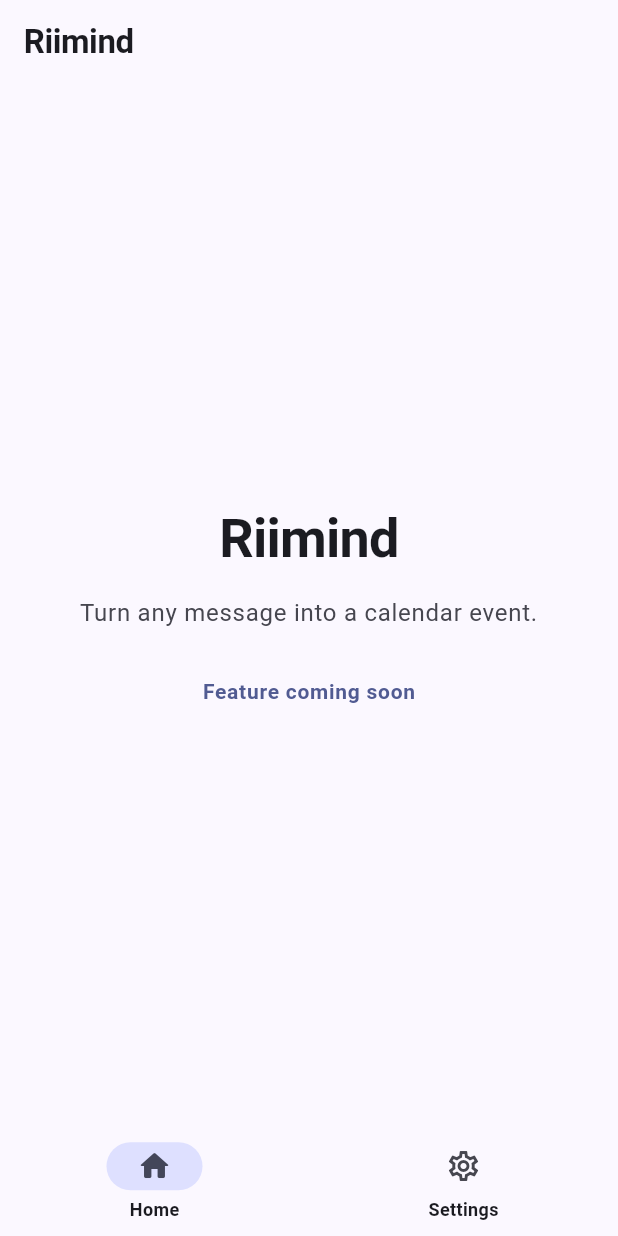
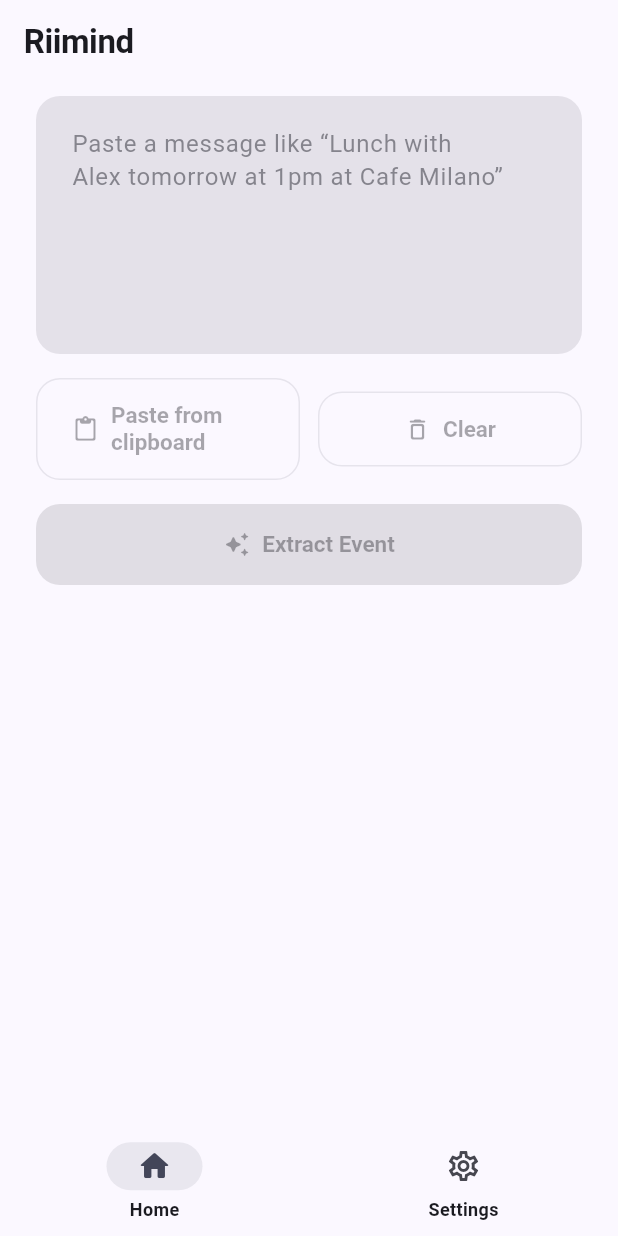
Before and after one commit to fenokeyz/Riimind, a Flutter app: the screen it shows after launch, on a phone screen of 412 x 824 dp. Run offline on Flutter 3.47's test engine with Material 3 defaults, Android fonts, the phone set to English and light mode, and no system bars; our stand-ins replace flutter_dotenv, flutter_riverpod, go_router.

Commit message:
Feature 2:Clipboard import

```diff
--- a/lib/app.dart
+++ b/lib/app.dart
@@ -1,3 +1,4 @@
+import 'package:flutter/foundation.dart';
 import 'package:flutter/material.dart';
 
 import 'core/router/app_router.dart';
@@ -12,7 +13,7 @@
   @override
   Widget build(BuildContext context) {
     return MaterialApp.router(
-      title: 'Riimind',
+      title: kDebugMode ? 'Riimind Beta' : 'Riimind',
       debugShowCheckedModeBanner: false,
       theme: AppTheme.light(),
       darkTheme: AppTheme.dark(),
--- a/lib/core/theme/app_theme.dart
+++ b/lib/core/theme/app_theme.dart
@@ -166,7 +166,7 @@
         elevation: 0,
         height: 72,
         labelBehavior: NavigationDestinationLabelBehavior.alwaysShow,
-        indicatorColor: colorScheme.primaryContainer,
+        indicatorColor: colorScheme.surfaceContainerHigh,
         labelTextStyle: WidgetStatePropertyAll(
           TextStyle(
             fontSize: 12,
--- a/lib/features/home/presentation/home_screen.dart
+++ b/lib/features/home/presentation/home_screen.dart
@@ -1,51 +1,40 @@
 import 'package:flutter/material.dart';
 
-/// Home screen — placeholder for Feature 1.
+import '../../input/presentation/widgets/clipboard_banner.dart';
+import '../../input/presentation/widgets/extract_event_button.dart';
+import '../../input/presentation/widgets/input_action_row.dart';
+import '../../input/presentation/widgets/input_text_field.dart';
+
+/// Home screen — Feature 2.
 ///
-/// Real content (paste, parse, review) lands in later features.
+/// Layout (top to bottom):
+/// 1. AppBar
+/// 2. SafeArea → scrollable column:
+///    - Clipboard banner (only when clipboard has text and not dismissed)
+///    - Large multiline input field
+///    - Paste / Clear row
+///    - Extract Event button
 class HomeScreen extends StatelessWidget {
   const HomeScreen({super.key});
 
   @override
   Widget build(BuildContext context) {
-    final theme = Theme.of(context);
-    final textTheme = theme.textTheme;
-
     return Scaffold(
       appBar: AppBar(
         title: const Text('Riimind'),
       ),
-      body: Center(
-        child: Padding(
-          padding: const EdgeInsets.symmetric(horizontal: 32),
-          child: Column(
-            mainAxisAlignment: MainAxisAlignment.center,
-            crossAxisAlignment: CrossAxisAlignment.center,
+      body: SafeArea(
+        child: SingleChildScrollView(
+          padding: const EdgeInsets.fromLTRB(24, 8, 24, 24),
+          child: const Column(
+            crossAxisAlignment: CrossAxisAlignment.stretch,
             children: [
-              Text(
-                'Riimind',
-                style: textTheme.displaySmall?.copyWith(
-                  fontWeight: FontWeight.w700,
-                  letterSpacing: -0.5,
-                ),
-                textAlign: TextAlign.center,
-              ),
-              const SizedBox(height: 16),
-              Text(
-                'Turn any message into a calendar event.',
-                style: textTheme.bodyLarge?.copyWith(
-                  color: theme.colorScheme.onSurfaceVariant,
-                ),
-                textAlign: TextAlign.center,
-              ),
-              const SizedBox(height: 32),
-              Text(
-                'Feature coming soon',
-                style: textTheme.labelLarge?.copyWith(
-                  color: theme.colorScheme.primary,
-                  letterSpacing: 0.5,
-                ),
-              ),
+              ClipboardBanner(),
+              InputTextField(),
+              SizedBox(height: 16),
+              InputActionRow(),
+              SizedBox(height: 16),
+              ExtractEventButton(),
             ],
           ),
         ),
--- /dev/null
+++ b/lib/features/input/presentation/providers/input_providers.dart
@@ -0,0 +1,45 @@
+import 'package:flutter/material.dart';
+import 'package:flutter/services.dart';
+import 'package:flutter_riverpod/flutter_riverpod.dart';
+
+/// Holds the multiline text the user is composing on the Home screen.
+///
+/// This provider owns the [TextEditingController] for the input field. The
+/// controller is disposed automatically when the [ProviderContainer] that
+/// created it is disposed, which happens when the app shuts down. We do not
+/// keep the controller in widget state because [TextEditingController] is not
+/// a value type — multiple widget rebuilds would create duplicate listeners.
+final textControllerProvider = Provider<TextEditingController>((ref) {
+  final controller = TextEditingController();
+  ref.onDispose(controller.dispose);
+  return controller;
+});
+
+/// Read-only convenience for the current text in the input.
+///
+/// Listens to the controller and rebuilds dependents (e.g. the Extract button
+/// and the Clear button) whenever the text changes.
+final inputTextProvider = Provider<String>((ref) {
+  final controller = ref.watch(textControllerProvider);
+  return controller.text;
+});
+
+/// Snapshot of the device clipboard, read once on app start.
+///
+/// Returns the clipboard text if it exists, or `null` if the clipboard is
+/// empty / contains non-text data / the platform refused access.
+///
+/// Treated as immutable from the UI's perspective — re-reading the clipboard
+/// is a user-initiated action (tapping Paste).
+final clipboardProvider = FutureProvider<String?>((ref) async {
+  final data = await Clipboard.getData(Clipboard.kTextPlain);
+  return data?.text;
+});
+
+/// Tracks whether the user has dismissed the clipboard banner in this app
+/// session. Resets to `false` whenever the app is cold-started.
+///
+/// We use this instead of persistent storage because the clipboard can change
+/// between app launches — we only want to hide the banner for the lifetime
+/// of this session once the user says "Dismiss".
+final clipboardDismissedProvider = StateProvider<bool>((ref) => false);
--- /dev/null
+++ b/lib/features/input/presentation/widgets/extract_event_button.dart
@@ -0,0 +1,40 @@
+import 'package:flutter/material.dart';
+import 'package:flutter_riverpod/flutter_riverpod.dart';
+
+import '../providers/input_providers.dart';
+
+/// Primary CTA on the Home screen: "Extract Event".
+///
+/// Disabled when the input is empty. On tap, currently shows a SnackBar to
+/// indicate the wiring is coming in Feature 4 — no Gemini call yet.
+class ExtractEventButton extends ConsumerWidget {
+  const ExtractEventButton({super.key});
+
+  @override
+  Widget build(BuildContext context, WidgetRef ref) {
+    final hasText = ref.watch(inputTextProvider).trim().isNotEmpty;
+
+    return SizedBox(
+      width: double.infinity,
+      child: FilledButton.icon(
+        onPressed: hasText ? () => _onPressed(context) : null,
+        icon: const Icon(Icons.auto_awesome_rounded, size: 18),
+        label: const Text('Extract Event'),
+        style: FilledButton.styleFrom(
+          padding: const EdgeInsets.symmetric(vertical: 18),
+        ),
+      ),
+    );
+  }
+
+  void _onPressed(BuildContext context) {
+    ScaffoldMessenger.of(context)
+      ..hideCurrentSnackBar()
+      ..showSnackBar(
+        const SnackBar(
+          content: Text('Coming soon — Gemini wiring arrives in Feature 4.'),
+          duration: Duration(seconds: 2),
+        ),
+      );
+  }
+}
--- /dev/null
+++ b/lib/features/input/presentation/widgets/input_action_row.dart
@@ -0,0 +1,83 @@
+import 'package:flutter/material.dart';
+import 'package:flutter/services.dart';
+import 'package:flutter_riverpod/flutter_riverpod.dart';
+
+import '../providers/input_providers.dart';
+
+/// Row of secondary actions that sit between the text field and the primary
+/// "Extract Event" button.
+///
+/// - **Paste**: reads the device clipboard and writes it into the input
+///   controller. Disabled if the clipboard is empty.
+/// - **Clear**: empties the input controller. Disabled if it is already empty.
+class InputActionRow extends ConsumerWidget {
+  const InputActionRow({super.key});
+
+  @override
+  Widget build(BuildContext context, WidgetRef ref) {
+    final theme = Theme.of(context);
+    final colorScheme = theme.colorScheme;
+    final hasText = ref.watch(inputTextProvider).isNotEmpty;
+
+    final clipboardAsync = ref.watch(clipboardProvider);
+    final hasClipboard = clipboardAsync.maybeWhen(
+      data: (text) => text != null && text.trim().isNotEmpty,
+      orElse: () => false,
+    );
+
+    return Row(
+      children: [
+        Expanded(
+          child: OutlinedButton.icon(
+            onPressed: hasClipboard ? () => _onPaste(ref) : null,
+            icon: const Icon(Icons.content_paste_rounded, size: 18),
+            label: const Text('Paste from clipboard'),
+            style: OutlinedButton.styleFrom(
+              foregroundColor: colorScheme.onSurface,
+              side: BorderSide(
+                color: hasClipboard
+                    ? colorScheme.outlineVariant
+                    : colorScheme.outlineVariant.withValues(alpha: 0.4),
+              ),
+            ),
+          ),
+        ),
+        const SizedBox(width: 12),
+        Expanded(
+          child: OutlinedButton.icon(
+            onPressed: hasText ? () => _onClear(ref) : null,
+            icon: const Icon(Icons.delete_outline_rounded, size: 18),
+            label: const Text('Clear'),
+            style: OutlinedButton.styleFrom(
+              foregroundColor: colorScheme.onSurface,
+              side: BorderSide(
+                color: hasText
+                    ? colorScheme.outlineVariant
+                    : colorScheme.outlineVariant.withValues(alpha: 0.4),
+              ),
+            ),
+          ),
+        ),
+      ],
+    );
+  }
+
+  void _onPaste(WidgetRef ref) async {
+    final data = await Clipboard.getData(Clipboard.kTextPlain);
+    final text = data?.text;
+    if (text == null || text.isEmpty) return;
+
+    final controller = ref.read(textControllerProvider);
+    controller.text = text;
+    controller.selection = TextSelection.collapsed(offset: text.length);
+
+    // Hide the clipboard banner if it was visible.
+    ref.read(clipboardDismissedProvider.notifier).state = true;
+  }
+
+  void _onClear(WidgetRef ref) {
+    final controller = ref.read(textControllerProvider);
+    controller.clear();
+    FocusScope.of(ref.context).unfocus();
+  }
+}
--- /dev/null
+++ b/lib/features/input/presentation/widgets/input_text_field.dart
@@ -0,0 +1,103 @@
+import 'package:flutter/material.dart';
+import 'package:flutter_riverpod/flutter_riverpod.dart';
+
+import '../providers/input_providers.dart';
+
+/// The large multiline text field on the Home screen.
+///
+/// Reads its [TextEditingController] from [textControllerProvider] so the
+/// controller is shared across the banner's Import action, the Paste button,
+/// and the Clear button — they all read/write the same instance.
+class InputTextField extends ConsumerStatefulWidget {
+  const InputTextField({super.key});
+
+  @override
+  ConsumerState<InputTextField> createState() => _InputTextFieldState();
+}
+
+class _InputTextFieldState extends ConsumerState<InputTextField> {
+  late final TextEditingController _controller;
+  late final VoidCallback _listener;
+
+  @override
+  void initState() {
+    super.initState();
+    _controller = ref.read(textControllerProvider);
+
+    // Re-render this widget when the controller's text changes so the
+    // Clear button can animate in/out. We do not call setState inside
+    // the listener — instead we listen to Riverpod's inputTextProvider
+    // via ref.listen in build.
+    _listener = () {
+      if (mounted) setState(() {});
+    };
+    _controller.addListener(_listener);
+  }
+
+  @override
+  void dispose() {
+    _controller.removeListener(_listener);
+    super.dispose();
+  }
+
+  @override
+  Widget build(BuildContext context) {
+    final theme = Theme.of(context);
+    final colorScheme = theme.colorScheme;
+    final hasText = _controller.text.isNotEmpty;
+
+    return Stack(
+      children: [
+        TextField(
+          controller: _controller,
+          minLines: 6,
+          maxLines: 12,
+          textInputAction: TextInputAction.newline,
+          keyboardType: TextInputType.multiline,
+          style: theme.textTheme.bodyLarge,
+          decoration: InputDecoration(
+            hintText:
+                'Paste a message like “Lunch with Alex tomorrow at 1pm at Cafe Milano”',
+            hintStyle: theme.textTheme.bodyLarge?.copyWith(
+              color: colorScheme.onSurfaceVariant.withValues(alpha: 0.6),
+            ),
+            // Reserve room for the clear button so the caret doesn't overlap it.
+            contentPadding: const EdgeInsets.fromLTRB(20, 20, 48, 20),
+          ),
+        ),
+        // Clear button — only rendered when there is text.
+        Positioned(
+          top: 12,
+          right: 12,
+          child: AnimatedOpacity(
+            duration: const Duration(milliseconds: 180),
+            opacity: hasText ? 1.0 : 0.0,
+            child: IgnorePointer(
+              ignoring: !hasText,
+              child: Material(
+                color: colorScheme.surfaceContainerHighest,
+                shape: const CircleBorder(),
+                child: InkWell(
+                  customBorder: const CircleBorder(),
+                  onTap: () {
+                    _controller.clear();
+                    // Move focus out so the keyboard closes if it was open.
+                    FocusScope.of(context).unfocus();
+                  },
+                  child: Padding(
+                    padding: const EdgeInsets.all(8),
+                    child: Icon(
+                      Icons.close_rounded,
+                      size: 18,
+                      color: colorScheme.onSurfaceVariant,
+                    ),
+                  ),
+                ),
+              ),
+            ),
+          ),
+        ),
+      ],
+    );
+  }
+}
```
Also changed, not shown: lib/features/input/presentation/widgets/clipboard_banner.dart (added, +143 -0 lines), lib/features/settings/presentation/settings_screen.dart (+6 -3 lines).
